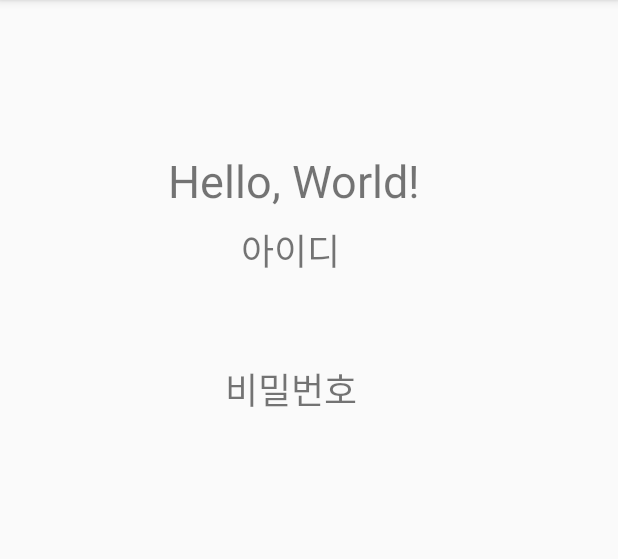
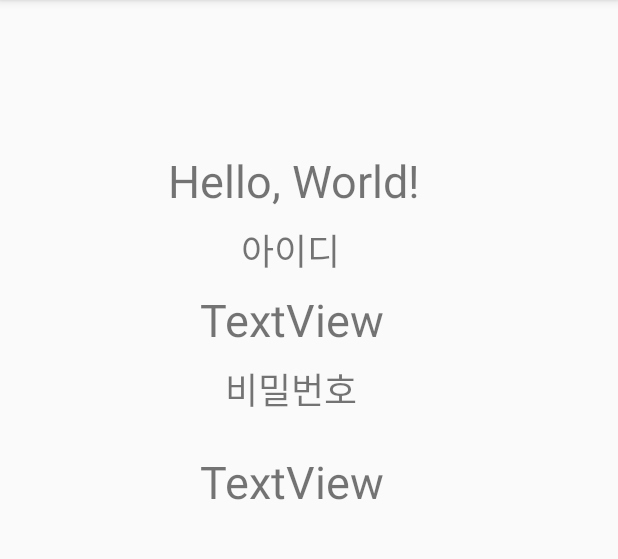
Before and after one commit to yujinpark10/BusinessCardApp, an Android app: the MainActivity screen opened directly, with no data from a screen before it, on a phone screen of 412 x 824 dp, the part 84-643 px from its top. Run offline under Robolectric (Android 15) with nearby library versions, the phone set to English and light mode, and no system bars; network calls fail.

Commit message:
Update MainActivity.java

```diff
--- a/app/src/main/java/org/techtown/businesscardapp/MainActivity.java
+++ b/app/src/main/java/org/techtown/businesscardapp/MainActivity.java
@@ -14,16 +14,16 @@ public class MainActivity extends AppCompatActivity {
     protected void onCreate(Bundle savedInstanceState) {
         super.onCreate(savedInstanceState);
         setContentView(R.layout.activity_main);
-
-        tv_id = (TextView)findViewById(R.id.tv_id);
-        tv_pass = (TextView)findViewById(R.id.tv_pass);
-
-        Intent intent = getIntent();
-        String userID = intent.getStringExtra("userID");
-        String userPassword = intent.getStringExtra("userPassword");
-
-        tv_id.setText(userID);
-        tv_pass.setText(userPassword);
+//
+//        tv_id = (TextView)findViewById(R.id.tv_id);
+//        tv_pass = (TextView)findViewById(R.id.tv_pass);
+//
+//        Intent intent = getIntent();
+//        String userID = intent.getStringExtra("userID");
+//        String userPassword = intent.getStringExtra("userPassword");
+//
+//        tv_id.setText(userID);
+//        tv_pass.setText(userPassword);
 
     }
 }
```
